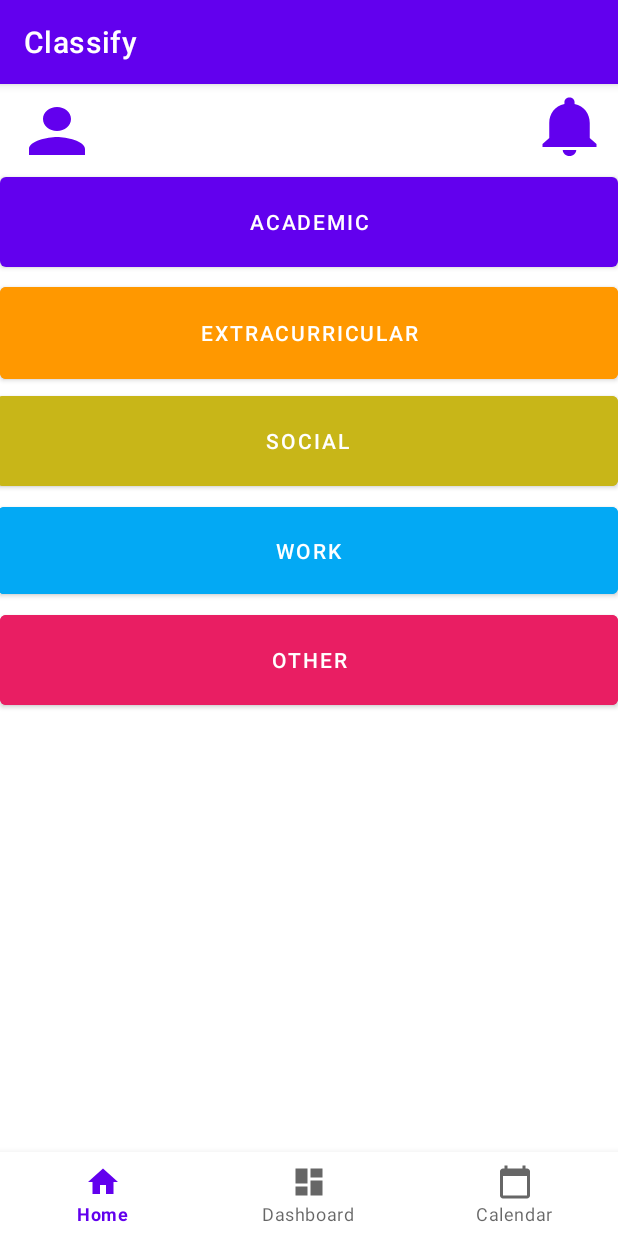
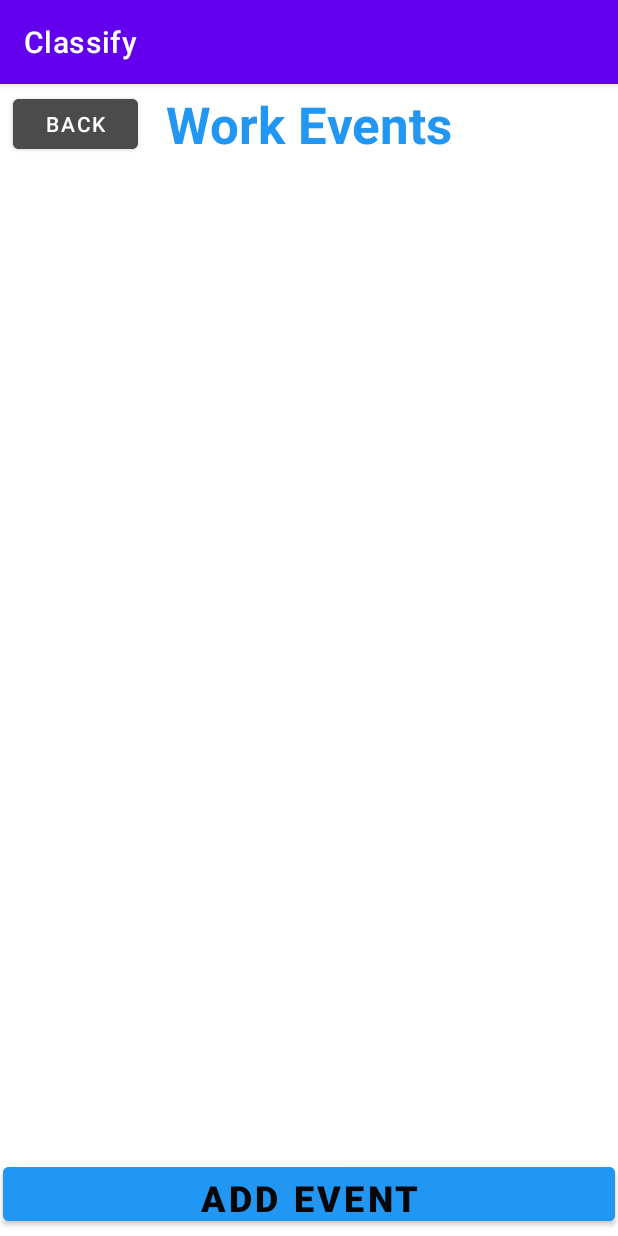
Before and after one commit to ekane11/ClassifyHomescreen, an Android app: the screen it shows after launch (Home before the commit, WorkEventsActivity after it), after a tap on "WORK", on a phone screen of 412 x 824 dp. Run offline under Robolectric (Android 15) with nearby library versions, the phone set to English and light mode, and no system bars.

Commit message:
Add event screens added

```diff
--- a/app/src/main/java/com/example/classifyhomescreen/Home.java
+++ b/app/src/main/java/com/example/classifyhomescreen/Home.java
@@ -48,30 +48,31 @@ public class Home extends AppCompatActivity {
      * change "xxx.class" to match different classes
      **/
     public void academicClick(View view){
-        //Intent intent = new Intent(this, Academic.class);
-        //startActivity(intent);
+        Intent intent = new Intent(this, SchoolEventsActivity.class);
+        startActivity(intent);
     }
 
     public void extracurricularClick(View view){
-        //Intent intent = new Intent(this, Extrcurricular.class);
-        //startActivity(intent);
+        Intent intent = new Intent(this, ExtraEventsActivity.class);
+        startActivity(intent);
 
     }
 
     public void socialClick(View view){
-        //Intent intent = new Intent(this, social.class);
-        //startActivity(intent);
+        Intent intent = new Intent(this, SocialEventsActivity.class);
+        startActivity(intent);
     }
 
     public void workClick(View view){
-        //Intent intent = new Intent(this, work.class);
-        //startActivity(intent);
+        Intent intent = new Intent(this, WorkEventsActivity.class);
+        startActivity(intent);
     }
-
+/**
     public void otherClick(View view){
-        //Intent intent = new Intent(this, other.class);
-        //startActivity(intent);
+        Intent intent = new Intent(this, other.class);
+        startActivity(intent);
     }
+ **/
 
     public void profileClick(View view){
         //Intent intent = new Intent(this, Profile.class);
--- /dev/null
+++ b/app/src/main/java/com/example/classifyhomescreen/WorkEventsActivity.java
@@ -0,0 +1,30 @@
+package com.example.classifyhomescreen;
+
+
+import androidx.appcompat.app.AppCompatActivity;
+
+import android.content.Intent;
+import android.os.Bundle;
+import android.view.View;
+
+public class WorkEventsActivity extends AppCompatActivity {
+
+
+
+    @Override
+    protected void onCreate(Bundle savedInstanceState) {
+        super.onCreate(savedInstanceState);
+        setContentView(R.layout.activity_work_events);
+    }
+
+    public void onAddButtonClick(View v) {
+        Intent intent = new Intent(getApplicationContext(), AddEventActivity.class);
+        startActivity(intent);
+    }
+
+    public void onBack(View v) {
+        Intent intent = new Intent(getApplicationContext(), Home.class);
+        startActivity(intent);
+    }
+
+}
--- a/app/src/main/res/layout/activity_home.xml
+++ b/app/src/main/res/layout/activity_home.xml
@@ -10,7 +10,7 @@
 
     <Button
         android:id="@+id/other"
-        android:onClick="otherClick"
+
         android:layout_width="match_parent"
         android:layout_height="72dp"
         android:layout_alignParentStart="true"
@@ -84,7 +84,6 @@
 
     <Button
         android:id="@+id/profile"
-        android:onClick="profileClick"
         android:layout_width="56dp"
         android:layout_height="wrap_content"
         android:layout_alignParentStart="true"
@@ -93,18 +92,21 @@
         android:layout_marginTop="7dp"
         android:background="@drawable/ic_user"
         android:backgroundTint="#000000"
-        app:iconTint="#000000" />
+        android:onClick="profileClick"
+        app:iconTint="#000000"
+        tools:ignore="SpeakableTextPresentCheck" />
 
     <Button
         android:id="@+id/notification"
-        android:onClick="notificationsClick"
         android:layout_width="54dp"
         android:layout_height="wrap_content"
         android:layout_alignParentTop="true"
         android:layout_alignParentEnd="true"
         android:layout_marginTop="4dp"
         android:layout_marginEnd="5dp"
-        android:background="@drawable/ic_notification" />
+        android:background="@drawable/ic_notification"
+        android:onClick="notificationsClick"
+        tools:ignore="SpeakableTextPresentCheck" />
 
 
 </RelativeLayout>
--- /dev/null
+++ b/app/src/main/res/layout/activity_work_events.xml
@@ -0,0 +1,62 @@
+<?xml version="1.0" encoding="utf-8"?>
+<androidx.constraintlayout.widget.ConstraintLayout xmlns:android="http://schemas.android.com/apk/res/android"
+    xmlns:app="http://schemas.android.com/apk/res-auto"
+    xmlns:tools="http://schemas.android.com/tools"
+    android:layout_width="match_parent"
+    android:layout_height="match_parent"
+    tools:context=".WorkEventsActivity">
+
+    <ListView
+        android:id="@+id/workEventsList"
+        android:layout_width="412dp"
+        android:layout_height="595dp"
+        app:layout_constraintBottom_toTopOf="@+id/addEventButton"
+        app:layout_constraintEnd_toEndOf="parent"
+        app:layout_constraintStart_toStartOf="parent"
+        app:layout_constraintTop_toBottomOf="@+id/textView" />
+
+    <Button
+        android:id="@+id/addEventButton"
+        android:layout_width="408dp"
+        android:layout_height="48dp"
+        android:layout_marginBottom="4dp"
+        android:backgroundTint="#2196F3"
+        android:fontFamily="sans-serif-black"
+        android:onClick="onAddButtonClick"
+        android:text="Add Event"
+        android:textColor="#070707"
+        android:textSize="24dp"
+        android:textStyle="bold"
+        app:layout_constraintBottom_toBottomOf="parent"
+        app:layout_constraintEnd_toEndOf="parent"
+        app:layout_constraintHorizontal_bias="0.466"
+        app:layout_constraintStart_toStartOf="parent" />
+
+    <TextView
+        android:id="@+id/textView"
+        android:layout_width="220dp"
+        android:layout_height="53dp"
+        android:layout_marginTop="4dp"
+        android:text="Work Events"
+        android:textAlignment="center"
+        android:textColor="#2196F3"
+        android:textSize="34sp"
+        android:textStyle="bold"
+        app:layout_constraintEnd_toEndOf="parent"
+        app:layout_constraintStart_toStartOf="parent"
+        app:layout_constraintTop_toTopOf="parent" />
+
+    <Button
+        android:id="@+id/button2"
+        android:layout_width="83dp"
+        android:layout_height="45dp"
+        android:layout_marginTop="4dp"
+        android:layout_marginEnd="4dp"
+        android:backgroundTint="#4C4B4B"
+        android:onClick="onBack"
+        android:text="Back"
+        app:layout_constraintEnd_toStartOf="@+id/textView"
+        app:layout_constraintHorizontal_bias="1.0"
+        app:layout_constraintStart_toStartOf="parent"
+        app:layout_constraintTop_toTopOf="parent" />
+</androidx.constraintlayout.widget.ConstraintLayout>
```
Also changed, not shown: app/src/main/AndroidManifest.xml (+15 -0 lines), app/src/main/java/com/example/classifyhomescreen/AddEventActivity.java (added, +21 -0 lines), app/src/main/java/com/example/classifyhomescreen/ExtraEventsActivity.java (added, +25 -0 lines), app/src/main/java/com/example/classifyhomescreen/SchoolEventsActivity.java (added, +25 -0 lines), app/src/main/java/com/example/classifyhomescreen/SocialEventsActivity.java (added, +25 -0 lines), app/src/main/res/layout/activity_add_event.xml (added, +147 -0 lines), app/src/main/res/layout/activity_extra_events.xml (added, +62 -0 lines), app/src/main/res/layout/activity_school_events.xml (added, +62 -0 lines), app/src/main/res/layout/activity_social_events.xml (added, +62 -0 lines), app/src/main/res/values/ids.xml (added, +14 -0 lines).
